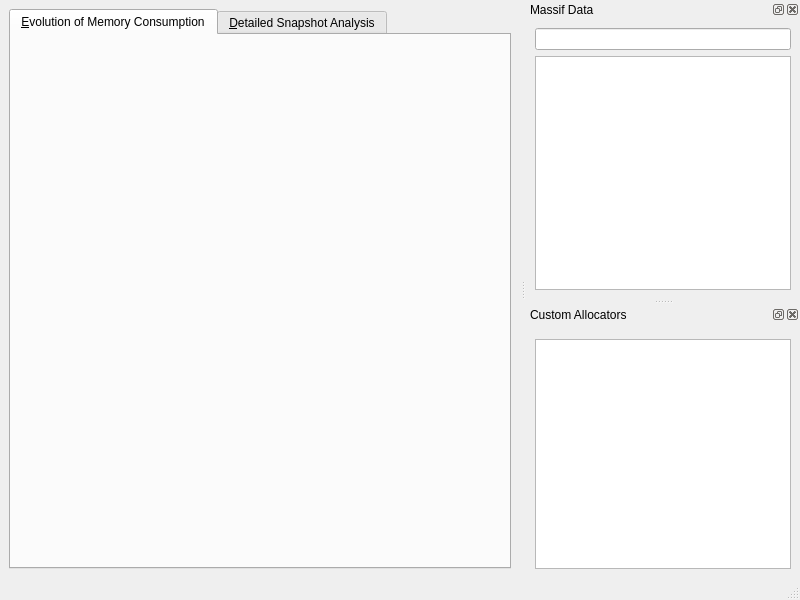
Old version of the form app/mainwindow.ui in the repository KDE/massif-visualizer.
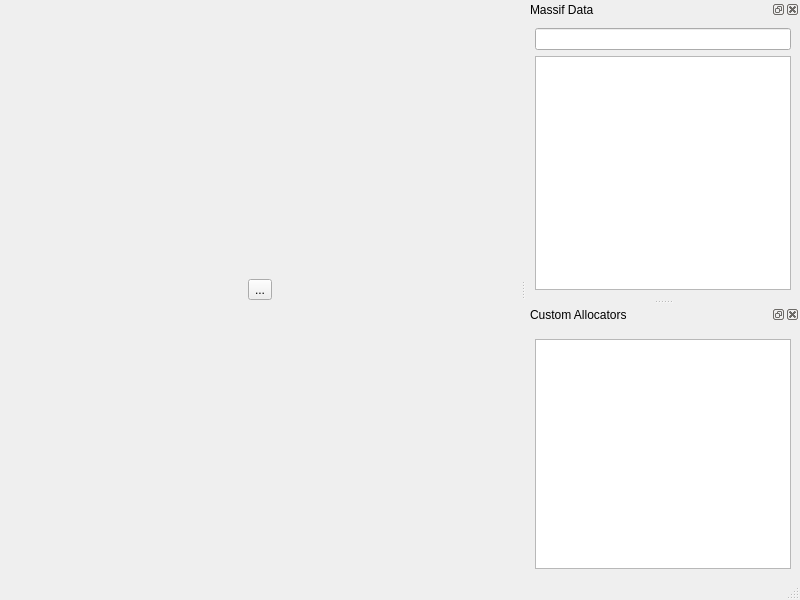
New version of the form. The open tabs and pages were chosen to show the change. Custom widgets are drawn as their Qt base class.

Commit message: display button to open data file when nothing is displayed

Diff of the .ui file:
```diff
--- a/app/mainwindow.ui
+++ b/app/mainwindow.ui
@@ -13,6 +13,10 @@
   <widget class="QWidget" name="centralwidget">
    <layout class="QVBoxLayout" name="verticalLayout_4">
     <item>
+     <widget class="QStackedWidget" name="stackedWidget">
+      <widget class="QWidget" name="displayPage">
+       <layout class="QVBoxLayout" name="verticalLayout_6">
+        <item>
      <widget class="QTabWidget" name="tabWidget">
       <property name="currentIndex">
        <number>0</number>
@@ -32,6 +36,58 @@
      </widget>
     </item>
    </layout>
+       <zorder>tabWidget</zorder>
+       <zorder>tabWidget</zorder>
+      </widget>
+      <widget class="QWidget" name="openPage">
+       <layout class="QVBoxLayout" name="verticalLayout_7">
+        <item>
+         <spacer name="verticalSpacer">
+          <property name="orientation">
+           <enum>Qt::Vertical</enum>
+          </property>
+          <property name="sizeHint" stdset="0">
+           <size>
+            <width>20</width>
+            <height>252</height>
+           </size>
+          </property>
+         </spacer>
+        </item>
+        <item>
+         <widget class="QWidget" name="widget" native="true">
+          <layout class="QHBoxLayout" name="horizontalLayout">
+           <item>
+            <widget class="QToolButton" name="openFile">
+             <property name="text">
+              <string>...</string>
+             </property>
+             <property name="toolButtonStyle">
+              <enum>Qt::ToolButtonTextUnderIcon</enum>
+             </property>
+            </widget>
+           </item>
+          </layout>
+         </widget>
+        </item>
+        <item>
+         <spacer name="verticalSpacer_2">
+          <property name="orientation">
+           <enum>Qt::Vertical</enum>
+          </property>
+          <property name="sizeHint" stdset="0">
+           <size>
+            <width>20</width>
+            <height>40</height>
+           </size>
+          </property>
+         </spacer>
+        </item>
+       </layout>
+      </widget>
+     </widget>
+    </item>
+   </layout>
   </widget>
   <widget class="QMenuBar" name="menubar">
    <property name="geometry">
```
Left out of the diff: 2 changed lines with no effect on the pictures. Lines whose indentation alone changed are shown as unchanged. The commit also changes 1 other file.
